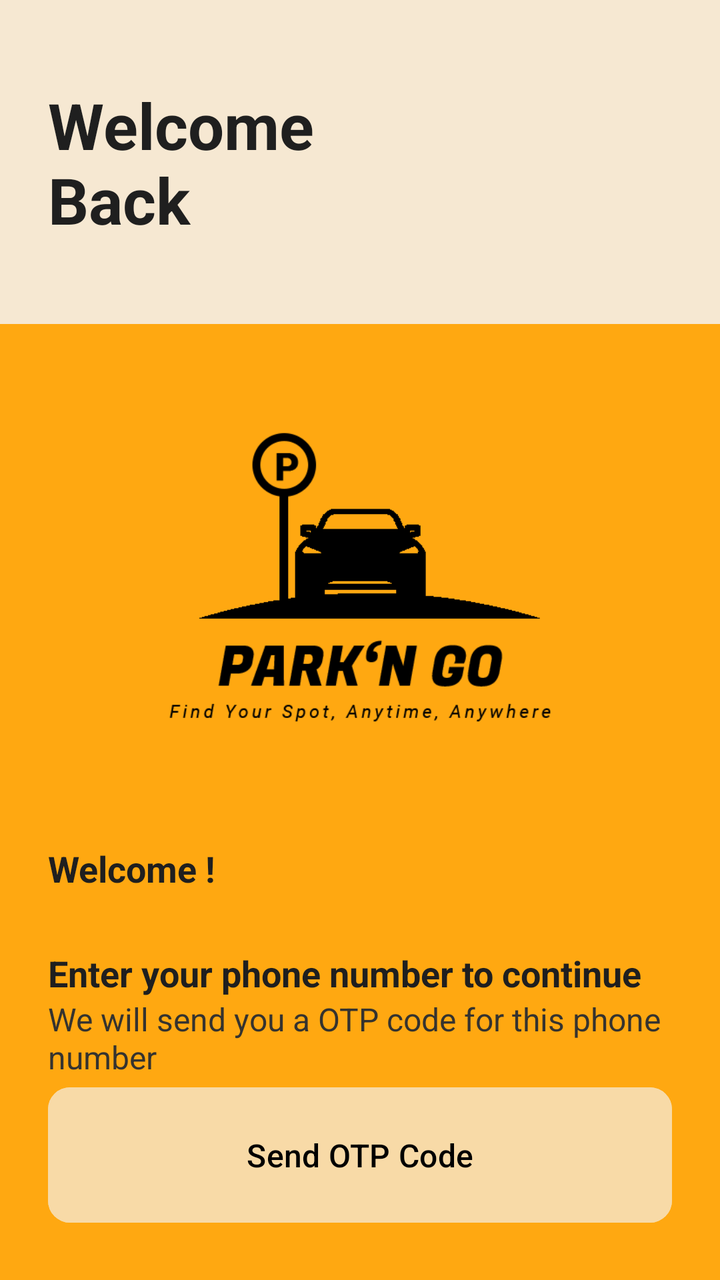
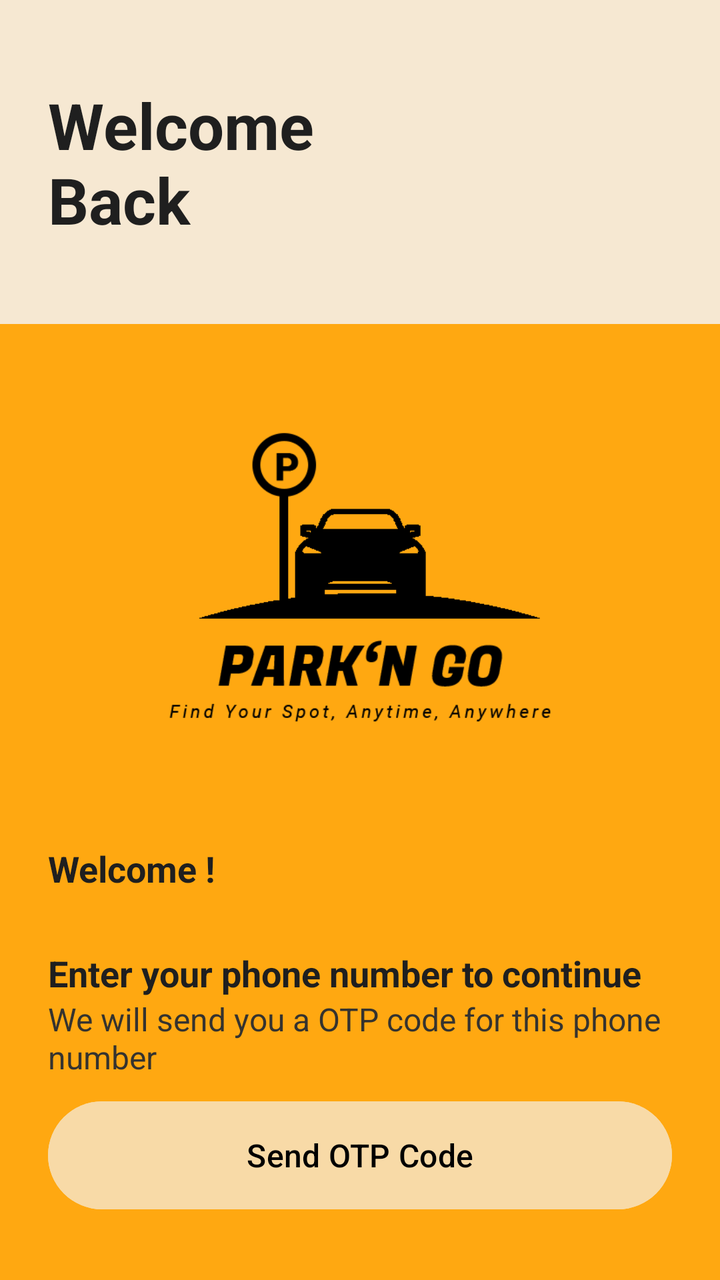

Compare the two renders of this Android layout. The source of the first and the diff that turns it into the second are given below.
<!-- AndroidManifest.xml: application theme Theme.OfficerTestApp -->
<!-- res/layout/activity_login.xml -->
<?xml version="1.0" encoding="utf-8"?>
<androidx.constraintlayout.widget.ConstraintLayout xmlns:android="http://schemas.android.com/apk/res/android"
    xmlns:app="http://schemas.android.com/apk/res-auto"
    xmlns:tools="http://schemas.android.com/tools"
    android:layout_width="match_parent"
    android:layout_height="match_parent"
    android:background="@color/primaryColor"
    tools:context=".LoginActivity">

    <androidx.constraintlayout.widget.ConstraintLayout
        android:id="@+id/constraintLayout"
        android:layout_width="match_parent"
        android:layout_height="162dp"
        android:background="@color/backgroundSecondary"
        android:paddingHorizontal="24dp"
        app:layout_constraintEnd_toEndOf="parent"
        app:layout_constraintStart_toStartOf="parent"
        app:layout_constraintTop_toTopOf="parent">

        <TextView
            android:id="@+id/textView"
            android:layout_width="wrap_content"
            android:layout_height="wrap_content"
            android:text="Welcome\nBack"
            android:textColor="@color/textMain"
            android:textSize="32sp"
            android:textStyle="bold"
            app:layout_constraintBottom_toBottomOf="parent"
            app:layout_constraintStart_toStartOf="parent"
            app:layout_constraintTop_toTopOf="parent" />

    </androidx.constraintlayout.widget.ConstraintLayout>

    <androidx.constraintlayout.widget.ConstraintLayout
        android:id="@+id/constraintLayout2"
        android:layout_width="match_parent"
        android:layout_height="260dp"
        app:layout_constraintEnd_toEndOf="parent"
        app:layout_constraintStart_toStartOf="parent"
        app:layout_constraintTop_toBottomOf="@+id/constraintLayout">

        <ImageView
            android:id="@+id/imageView"
            android:layout_width="300dp"
            android:layout_height="300dp"
            android:contentDescription="Logo"
            app:layout_constraintBottom_toBottomOf="parent"
            app:layout_constraintEnd_toEndOf="parent"
            app:layout_constraintStart_toStartOf="parent"
            app:layout_constraintTop_toTopOf="parent"
            app:srcCompat="@drawable/logo_black" />
    </androidx.constraintlayout.widget.ConstraintLayout>

    <androidx.constraintlayout.widget.ConstraintLayout
        android:id="@+id/constraintLayout3"
        android:layout_width="match_parent"
        android:layout_height="wrap_content"
        android:paddingHorizontal="24dp"
        app:layout_constraintEnd_toEndOf="parent"
        app:layout_constraintStart_toStartOf="parent"
        app:layout_constraintTop_toBottomOf="@+id/constraintLayout2">

        <TextView
            android:id="@+id/textView3"
            android:layout_width="wrap_content"
            android:layout_height="wrap_content"
            android:text="Welcome !"
            android:textColor="@color/textMain"
            android:textSize="18sp"
            android:textStyle="bold"
            app:layout_constraintStart_toStartOf="parent"
            app:layout_constraintTop_toTopOf="parent" />

        <TextView
            android:id="@+id/textView4"
            android:layout_width="wrap_content"
            android:layout_height="wrap_content"
            android:layout_marginTop="28dp"
            android:text="Enter your phone number to continue"
            android:textColor="@color/textMain"
            android:textSize="18sp"
            android:textStyle="bold"
            app:layout_constraintStart_toStartOf="parent"
            app:layout_constraintTop_toBottomOf="@+id/textView3" />

        <TextView
            android:id="@+id/textView5"
            android:layout_width="wrap_content"
            android:layout_height="wrap_content"
            android:text="We will send you a OTP code for this phone number"
            android:textColor="@color/textSecondary"
            android:textSize="16sp"
            app:layout_constraintStart_toStartOf="parent"
            app:layout_constraintTop_toBottomOf="@id/textView4" />

    </androidx.constraintlayout.widget.ConstraintLayout>

    <androidx.constraintlayout.widget.ConstraintLayout
        android:id="@+id/constraintLayout4"
        android:layout_width="match_parent"
        android:layout_height="wrap_content"
        android:layout_marginHorizontal="24dp"
        android:layout_marginTop="24dp"
        android:background="@drawable/rounded_background"
        android:paddingHorizontal="16dp"
        android:paddingVertical="14dp"
        app:layout_constraintBottom_toTopOf="@+id/constraintLayout6"
        app:layout_constraintEnd_toEndOf="parent"
        app:layout_constraintHorizontal_bias="0.333"
        app:layout_constraintStart_toStartOf="parent"
        app:layout_constraintTop_toBottomOf="@+id/constraintLayout3">

        <TextView
            android:id="@+id/textView7"
            android:layout_width="wrap_content"
            android:layout_height="wrap_content"
            android:text="🇱🇰"
            android:textSize="16sp"
            app:layout_constraintBottom_toBottomOf="parent"
            app:layout_constraintStart_toStartOf="parent"
            app:layout_constraintTop_toTopOf="parent" />

        <TextView
            android:id="@+id/textView6"
            android:layout_width="wrap_content"
            android:layout_height="wrap_content"
            android:layout_marginStart="5dp"
            android:text="+94"
            android:textColor="@color/textMain"
            android:textSize="16sp"
            app:layout_constraintBottom_toBottomOf="parent"
            app:layout_constraintStart_toEndOf="@+id/textView7"
            app:layout_constraintTop_toTopOf="parent" />

        <EditText
            android:id="@+id/editTextText2"
            android:layout_width="match_parent"
            android:layout_height="wrap_content"
            android:layout_marginStart="75dp"
            android:background="@android:color/transparent"
            android:ems="10"
            android:hint="Type your phone number here"
            android:inputType="number"
            android:minHeight="48dp"
            android:textColor="@color/textMain"
            android:textSize="16sp"
            app:layout_constraintBottom_toBottomOf="parent"
            app:layout_constraintStart_toEndOf="@+id/textView6"
            app:layout_constraintTop_toTopOf="parent" />


    </androidx.constraintlayout.widget.ConstraintLayout>

    <androidx.constraintlayout.widget.ConstraintLayout
        android:id="@+id/constraintLayout6"
        android:layout_width="match_parent"
        android:layout_height="125dp"
        android:paddingHorizontal="24dp"
        app:layout_constraintBottom_toBottomOf="parent"
        app:layout_constraintEnd_toEndOf="parent"
        app:layout_constraintHorizontal_bias="0.0"
        app:layout_constraintStart_toStartOf="parent">

        <Button
            android:id="@+id/login_act_send_otp_btn"
            style="@style/loginSignupBtnStyle"
            android:layout_width="match_parent"
            android:layout_height="wrap_content"
            android:paddingVertical="23dp"
            android:text="Send OTP Code"
            app:cornerRadius="11dp"
            android:onClick="login_otp_act_send_otp_btn_handler"
            app:layout_constraintBottom_toBottomOf="parent"
            app:layout_constraintEnd_toEndOf="parent"
            app:layout_constraintStart_toStartOf="parent"
            app:layout_constraintTop_toTopOf="parent" />
    </androidx.constraintlayout.widget.ConstraintLayout>

</androidx.constraintlayout.widget.ConstraintLayout>
<!-- resources referenced by this layout -->
<resources>
  <color name="backgroundSecondary">#F6E8D2</color>
  <color name="primaryColor">#FFA811</color>
  <color name="textMain">#1F1F1F</color>
  <color name="textSecondary">#35332F</color>
  <!-- drawable logo_black: png bitmap (drawable, 16382 bytes) -->
  <!-- drawable rounded_background (drawable) -->
  <?xml version="1.0" encoding="UTF-8"?>
  <shape xmlns:android="http://schemas.android.com/apk/res/android">
      <solid android:color="@color/loginSignupInputFieldColor"/>
      <corners android:radius="10dp"/>
  </shape>
  <style name="loginSignupBtnStyle">
          <item name="android:textColor">@color/textPrimary</item>
          <item name="android:backgroundTint">@color/loginSignupBtnColor</item>
          <item name="android:textSize">16sp</item>
      </style>
  <style name="Theme.OfficerTestApp" parent="Base.Theme.OfficerTestApp" />
  <color name="loginSignupInputFieldColor">#F9D391</color>
  <color name="textPrimary">#FF000000</color>
  <color name="loginSignupBtnColor">#F8DAA7</color>
  <style name="Base.Theme.OfficerTestApp" parent="Theme.Material3.DayNight.NoActionBar">
          
          <item name="colorPrimary">@color/primaryColor</item>
      </style>
</resources>

<!-- the commit's change to res/layout/activity_login.xml (unified diff, before → after) -->
@@ -100,7 +100,6 @@
         android:layout_width="match_parent"
         android:layout_height="wrap_content"
         android:layout_marginHorizontal="24dp"
-        android:layout_marginTop="24dp"
         android:background="@drawable/rounded_background"
         android:paddingHorizontal="16dp"
         android:paddingVertical="14dp"
@@ -165,10 +164,8 @@
             android:id="@+id/login_act_send_otp_btn"
             style="@style/loginSignupBtnStyle"
             android:layout_width="match_parent"
-            android:layout_height="wrap_content"
-            android:paddingVertical="23dp"
+            android:layout_height="62dp"
             android:text="Send OTP Code"
-            app:cornerRadius="11dp"
             android:onClick="login_otp_act_send_otp_btn_handler"
             app:layout_constraintBottom_toBottomOf="parent"
             app:layout_constraintEnd_toEndOf="parent"
